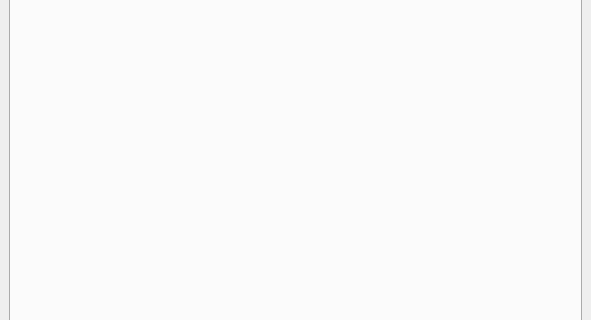
Old version of the form sap/uis/managementDock.ui in the repository dsgoficial/SAP_Gerente; both pictures show x 0 to 591 and y 203 to 523 of the 591 by 702 pixel window.
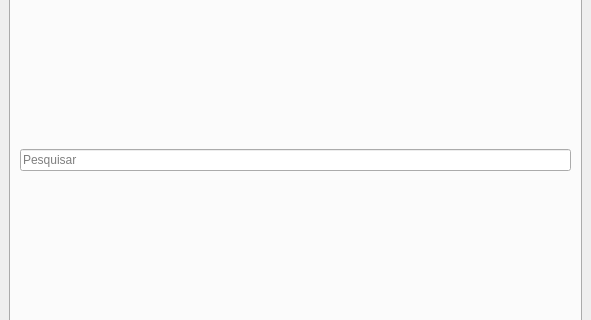
New version of the form.

```diff
--- a/sap/uis/managementDock.ui
+++ b/sap/uis/managementDock.ui
@@ -39,7 +39,15 @@
        <attribute name="title">
         <string>Gerência de Projeto</string>
        </attribute>
-       <layout class="QVBoxLayout" name="verticalLayout"/>
+       <layout class="QVBoxLayout" name="verticalLayout">
+        <item>
+         <widget class="QLineEdit" name="lineEdit">
+          <property name="placeholderText">
+           <string>Pesquisar</string>
+          </property>
+         </widget>
+        </item>
+       </layout>
       </widget>
       <widget class="QWidget" name="creationTab">
        <attribute name="title">
```
